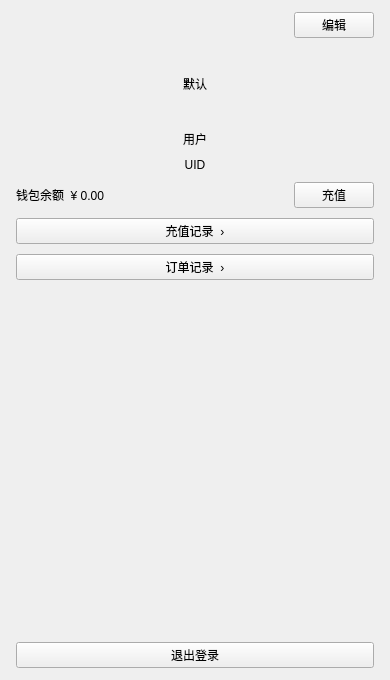
BIT26FallMiniSemester/MapForECarCharger, file profilepage.ui: the form before one commit.
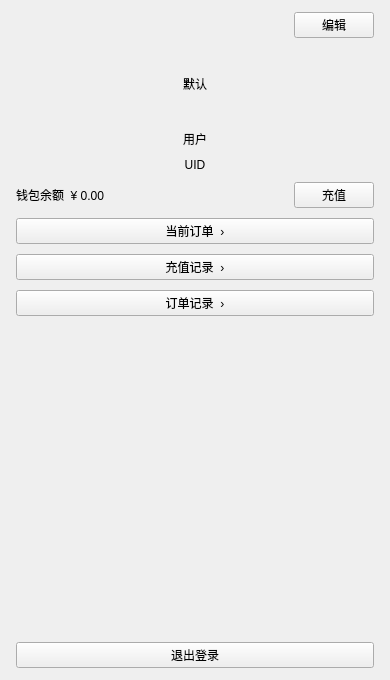
The form after the commit.

Diff of the .ui file:
```diff
--- a/profilepage.ui
+++ b/profilepage.ui
@@ -137,6 +137,16 @@
      </item>
     </layout>
    </item>
+   <item>
+    <widget class="QPushButton" name="activeOrderButton">
+     <property name="cursor">
+      <cursorShape>PointingHandCursor</cursorShape>
+     </property>
+     <property name="text">
+      <string>当前订单  ›</string>
+     </property>
+    </widget>
+   </item>
    <item>
     <widget class="QPushButton" name="rechargeRecordsButton">
      <property name="cursor">
```
